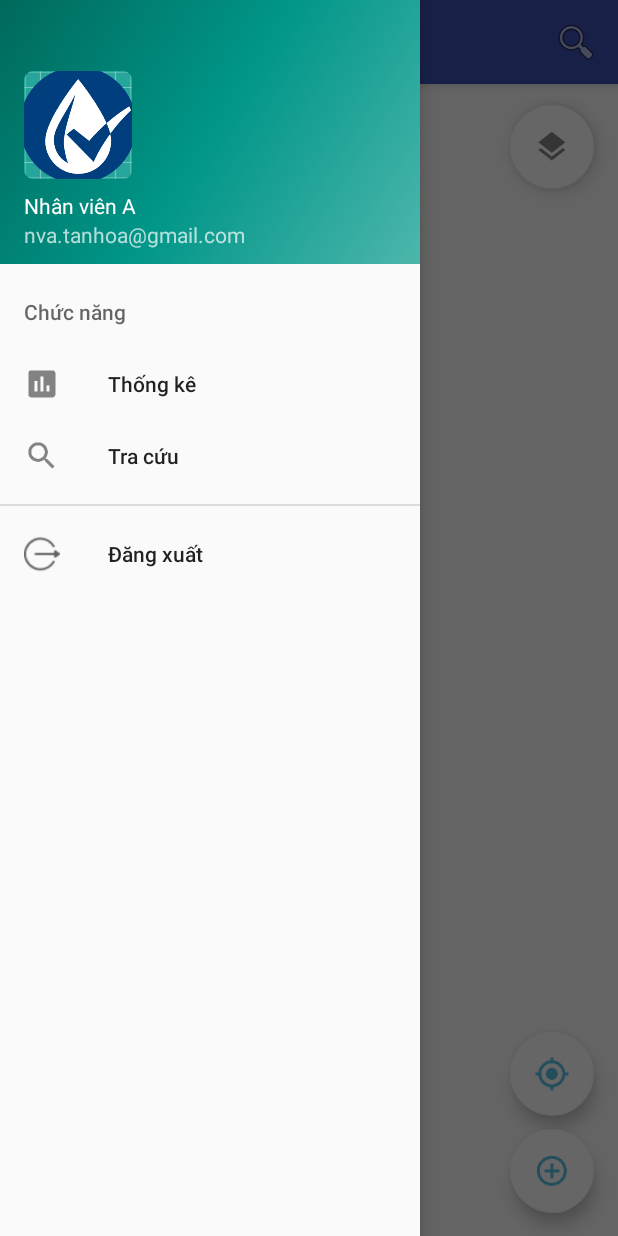
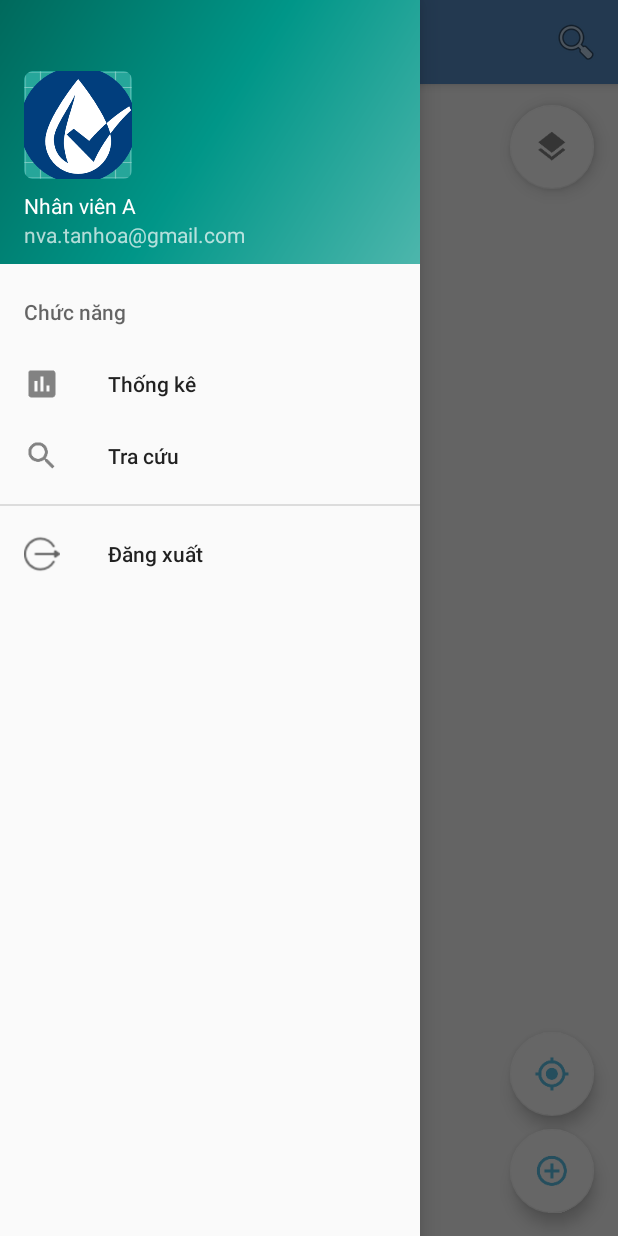
Before and after one commit to DITAGIS/HCM_TanHoa_ChatLuongNuoc, an Android app: the QuanLyChatLuongNuoc screen opened directly, with no data from a screen before it, with the side drawer open, on a phone screen of 412 x 824 dp. Run offline under Robolectric (Android 15) with nearby library versions, the phone set to English and light mode, and no system bars; libraries missing offline, so code that uses them is left out: com.esri.arcgisruntime; 27 statements that could not run were skipped.

Commit message:
v1.3.3: .

```diff
--- a/app/build.gradle
+++ b/app/build.gradle
@@ -9,7 +9,7 @@ android {
         minSdkVersion 21
         targetSdkVersion 26
         versionCode 1
-        versionName "1.3.0"
+        versionName "1.3.3"
         testInstrumentationRunner "android.support.test.runner.AndroidJUnitRunner"
     }
     repositories {
@@ -52,6 +52,9 @@ dependencies {
     implementation 'com.esri.arcgisruntime:arcgis-android:100.2.0'
     implementation 'com.android.support.constraint:constraint-layout:1.0.2'
     implementation 'net.sourceforge.jtds:jtds:1.3.0'
+    implementation('io.socket:socket.io-client:0.8.3') {
+        exclude group: 'org.json', module: 'json'
+    }
 
 
 }
--- a/app/src/main/AndroidManifest.xml
+++ b/app/src/main/AndroidManifest.xml
@@ -20,6 +20,7 @@
 
     <application
         android:allowBackup="true"
+        android:name=".entities.DApplication"
         android:icon="@mipmap/ic_launcher"
         android:label="@string/app_name"
         android:roundIcon="@mipmap/ic_launcher_round"
--- a/app/src/main/java/tanhoa/hcm/ditagis/com/qlcln/async/PreparingAsycn.java
+++ b/app/src/main/java/tanhoa/hcm/ditagis/com/qlcln/async/PreparingAsycn.java
@@ -49,7 +49,7 @@ public class PreparingAsycn extends AsyncTask<Void, Void, Void> {
     @Override
     protected Void doInBackground(Void... params) {
         try {
-            URL url = new URL(Constant.getInstance().LAYER_INFO);
+            URL url = new URL(Constant.API_URL.LAYER_INFO);
             HttpURLConnection conn = (HttpURLConnection) url.openConnection();
             try {
                 conn.setDoOutput(false);
--- a/app/src/main/java/tanhoa/hcm/ditagis/com/qlcln/utities/Constant.java
+++ b/app/src/main/java/tanhoa/hcm/ditagis/com/qlcln/utities/Constant.java
@@ -9,6 +9,11 @@ import tanhoa.hcm.ditagis.com.qlcln.adapter.SettingsAdapter;
  */
 
 public class Constant {
+    public static final String CHAT_SERVER_URL = "http://sawagis.vn:3000";
+    public static final String EVENT_LOCATION = "vitrinhanvien";
+    public static final String EVENT_STAFF_NAME = "tennhanvien";
+    public static final String EVENT_GIAO_VIEC = "giaoviecsuco";
+    public static final String APP_ID = "qlcln";
     public static final SimpleDateFormat DATE_TIME_FORMAT = new SimpleDateFormat("dd-MM-yyyy HH:mm:SS");
     public static final SimpleDateFormat DATE_FORMAT = new SimpleDateFormat("dd/MM/yyyy");
     public static final SimpleDateFormat DDMMYYYY = new SimpleDateFormat("ddMMyyyy");
@@ -18,31 +23,13 @@ public class Constant {
     public static final String IDMAUKIEMNGHIEM = "IDMauKiemNghiem";
     public static final String DIACHI = "DiaChi";
     public static final String NGAY_CAP_NHAT = "NgayCapNhat";
-    //    public static final String SERVER_API = "http://gis.capnuoccholon.com.vn/cholon/api";
-    private final String SERVER_API = "http://sawagis.vn/tanhoa1/api";
-    public String API_LOGIN;
-
-    {
-        API_LOGIN = SERVER_API + "/Login";
-    }
-
-    public String DISPLAY_NAME;
-
-    {
-        DISPLAY_NAME = SERVER_API + "/Account/Profile";
-    }
-
-    public String LAYER_INFO;
-
-    {
-        LAYER_INFO = SERVER_API + "/Account/LayerInfo";
-    }
-
-
-    public String IS_ACCESS;
-
-    {
-        IS_ACCESS = SERVER_API + "/Account/IsAccess/m_qlcln";
+    //    private final String SERVER_API = "http://sawagis.vn/tanhoa1/api";
+    private static final String SERVER_API = "http://113.161.88.180:798/apiv1/api";
+    public static class API_URL{
+        public static final String LOGIN = SERVER_API + "/Login";
+        public static final String   DISPLAY_NAME = SERVER_API + "/Account/Profile";
+        public static final String   LAYER_INFO = SERVER_API + "/Account/LayerInfo";
+        public static final String     IS_ACCESS = SERVER_API + "/Account/IsAccess/m_qlcln";
     }
 
     private static Constant mInstance = null;
--- a/app/src/main/java/tanhoa/hcm/ditagis/com/qlcln/utities/MapViewHandler.java
+++ b/app/src/main/java/tanhoa/hcm/ditagis/com/qlcln/utities/MapViewHandler.java
@@ -287,7 +287,7 @@ public class MapViewHandler extends Activity {
                         } else {
                             mSelectedArcGISFeature = null;
                         }
-                        publishProgress(null);
+                        publishProgress();
                     } catch (Exception e) {
                         Log.e(mContext.getResources().getString(R.string.app_name), "Select feature failed: " + e.getMessage());
                     }
--- a/app/src/main/res/values/colors.xml
+++ b/app/src/main/res/values/colors.xml
@@ -4,8 +4,8 @@
     <color name="spiner_border_color">#ccc</color>
     <color name="spiner_color">#333</color>
 
-    <color name="colorPrimary">#3F51B5</color>
-    <color name="colorPrimaryDark">#303F9F</color>
+    <color name="colorPrimary">#578fc8</color>
+    <color name="colorPrimaryDark">#4985c3</color>
     <color name="colorAccent">#66CDAA</color>
     <color name="colorRed">#ff0000</color>
     <color name="colorWhite">#ffffff</color>
```
Also changed, not shown: app/src/main/java/tanhoa/hcm/ditagis/com/qlcln/LoginActivity.java (+7 -11 lines), app/src/main/java/tanhoa/hcm/ditagis/com/qlcln/async/NewLoginAsycn.java (+12 -10 lines), app/src/main/java/tanhoa/hcm/ditagis/com/qlcln/entities/DApplication.java (added, +84 -0 lines), 1 other file.
